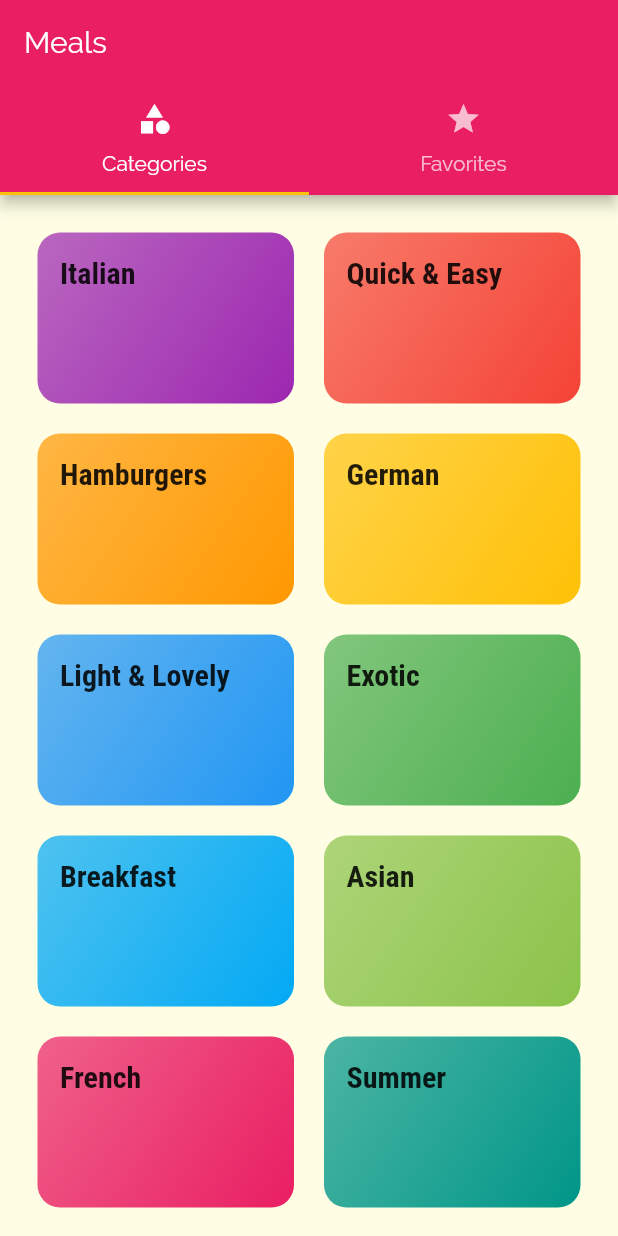
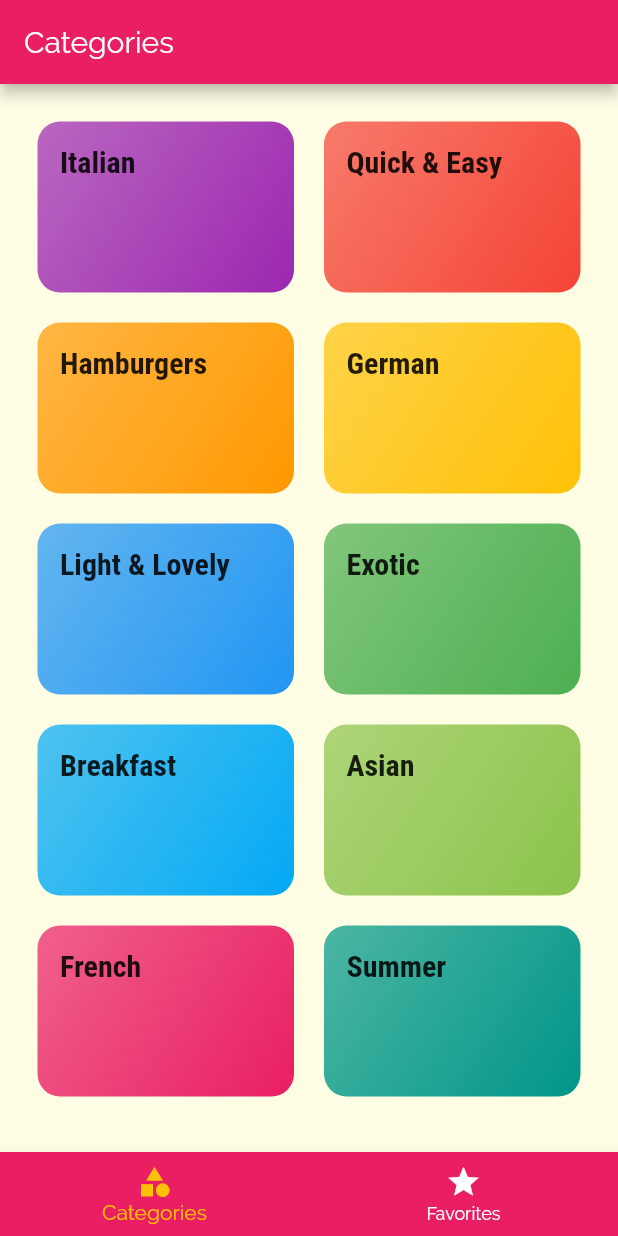
Before and after one commit to ninetails/probable-adventure, a Flutter app: the screen it shows after launch, on a phone screen of 412 x 824 dp. Run offline on Flutter 3.47's test engine with Material 2 defaults, Android fonts, the light colour scheme and no system bars.

Commit message:
feat: 🎸 lecture 174

```diff
--- a/guide/delimeals/lib/screens/tabs_screen.dart
+++ b/guide/delimeals/lib/screens/tabs_screen.dart
@@ -12,33 +12,51 @@ class TabsScreen extends StatefulWidget {
 }
 
 class _TabsScreenState extends State<TabsScreen> {
+  final List<Map<String, Object>> _pages = const [
+    {
+      'page': CategoriesScreen(),
+      'title': 'Categories',
+    },
+    {
+      'page': FavoritesScreen(),
+      'title': 'Favorites',
+    },
+  ];
+
+  int _selectedPageIndex = 0;
+
+  void _selectPage(int index) {
+    setState(() {
+      this._selectedPageIndex = index;
+    });
+  }
+
   @override
   Widget build(BuildContext context) {
-    return DefaultTabController(
-      length: 2,
-      // initialIndex: 1,
-      child: Scaffold(
-        appBar: AppBar(
-          title: Text('Meals'),
-          bottom: TabBar(
-            tabs: [
-              Tab(
-                icon: Icon(Icons.category),
-                text: 'Categories',
-              ),
-              Tab(
-                icon: Icon(Icons.star),
-                text: 'Favorites',
-              ),
-            ],
+    return Scaffold(
+      appBar: AppBar(
+        title: Text(this._pages[this._selectedPageIndex]['title'] as String),
+      ),
+      body: this._pages[this._selectedPageIndex]['page'] as Widget,
+      bottomNavigationBar: BottomNavigationBar(
+        onTap: this._selectPage,
+        backgroundColor: Theme.of(context).primaryColor,
+        unselectedItemColor: Colors.white,
+        selectedItemColor: Theme.of(context).accentColor,
+        currentIndex: this._selectedPageIndex,
+        // type: BottomNavigationBarType.shifting,
+        items: [
+          BottomNavigationBarItem(
+            // backgroundColor: Theme.of(context).primaryColor,
+            icon: Icon(Icons.category),
+            label: 'Categories',
           ),
-        ),
-        body: TabBarView(
-          children: [
-            CategoriesScreen(),
-            FavoritesScreen(),
-          ],
-        ),
+          BottomNavigationBarItem(
+            // backgroundColor: Theme.of(context).primaryColor,
+            icon: Icon(Icons.star),
+            label: 'Favorites',
+          ),
+        ],
       ),
     );
   }
```
